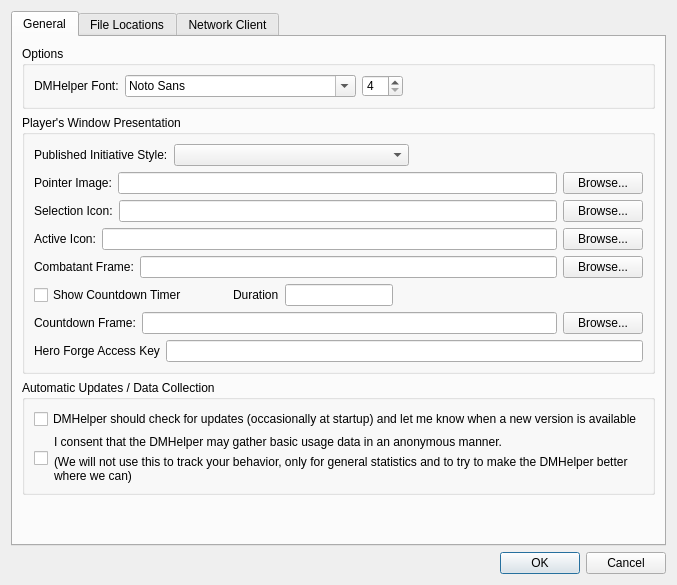
MMetze/DMHelper, file DMHelper/src/optionsdialog.ui: the form before one commit.
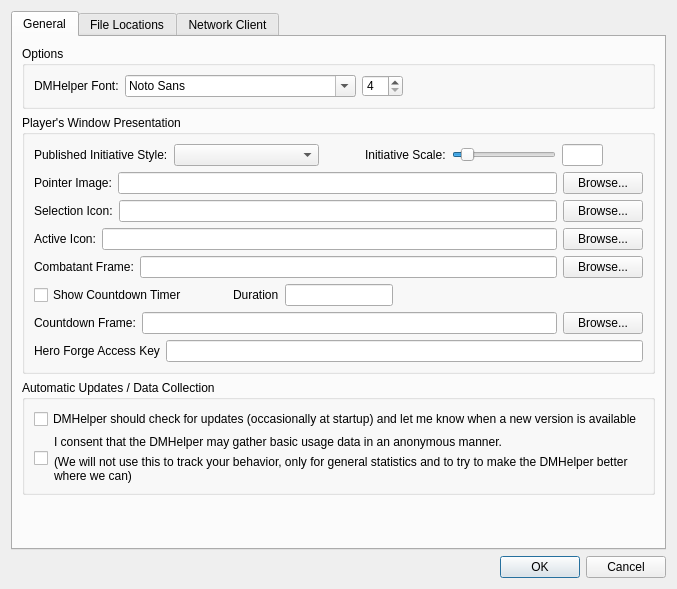
The form after the commit. Icons and pictures are not drawn.

Commit message: Added scalable initiative

What changed in the file:
```diff
--- a/DMHelper/src/optionsdialog.ui
+++ b/DMHelper/src/optionsdialog.ui
@@ -7,7 +7,7 @@
     <x>0</x>
     <y>0</y>
     <width>668</width>
-    <height>585</height>
+    <height>589</height>
    </rect>
   </property>
   <property name="windowTitle">
@@ -111,7 +111,7 @@
          </property>
          <layout class="QVBoxLayout" name="verticalLayout_2">
           <item>
-           <layout class="QHBoxLayout" name="horizontalLayout_13">
+           <layout class="QHBoxLayout" name="horizontalLayout_13" stretch="0,7,0,0,5,2,0">
             <item>
              <widget class="QLabel" name="label_10">
               <property name="text">
@@ -129,11 +129,63 @@
               </property>
              </widget>
             </item>
+            <item>
+             <spacer name="horizontalSpacer_6">
+              <property name="orientation">
+               <enum>Qt::Horizontal</enum>
+              </property>
+              <property name="sizeType">
+               <enum>QSizePolicy::Preferred</enum>
+              </property>
+              <property name="sizeHint" stdset="0">
+               <size>
+                <width>40</width>
+                <height>20</height>
+               </size>
+              </property>
+             </spacer>
+            </item>
+            <item>
+             <widget class="QLabel" name="label_12">
+              <property name="text">
+               <string>Initiative Scale:</string>
+              </property>
+             </widget>
+            </item>
+            <item>
+             <widget class="QSlider" name="sliderInitiativeScale">
+              <property name="minimum">
+               <number>10</number>
+              </property>
+              <property name="maximum">
+               <number>1000</number>
+              </property>
+              <property name="value">
+               <number>100</number>
+              </property>
+              <property name="orientation">
+               <enum>Qt::Horizontal</enum>
+              </property>
+             </widget>
+            </item>
+            <item>
+             <widget class="QLineEdit" name="edtInitiativeScale">
+              <property name="sizePolicy">
+               <sizepolicy hsizetype="Preferred" vsizetype="Fixed">
+                <horstretch>0</horstretch>
+                <verstretch>0</verstretch>
+               </sizepolicy>
+              </property>
+             </widget>
+            </item>
             <item>
              <spacer name="horizontalSpacer_4">
               <property name="orientation">
                <enum>Qt::Horizontal</enum>
               </property>
+              <property name="sizeType">
+               <enum>QSizePolicy::Preferred</enum>
+              </property>
               <property name="sizeHint" stdset="0">
                <size>
                 <width>40</width>
```
The commit also changes 11 other files.
